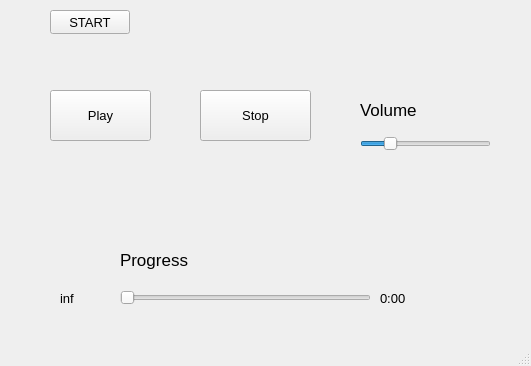
Qt form music_player/music_player.ui (yoorgoo/Metro_Music) before a commit.
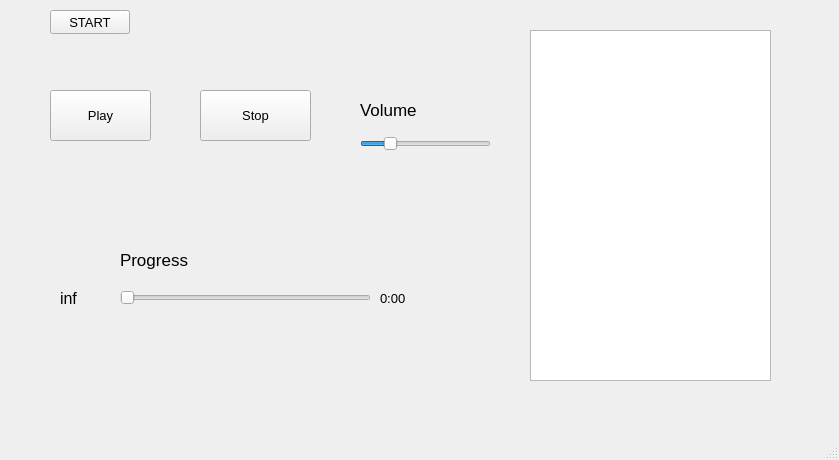
The same form after that commit.

Commit message: added listwidget and display song name when pressing start button

```diff
--- a/music_player/music_player.ui
+++ b/music_player/music_player.ui
@@ -6,8 +6,8 @@
    <rect>
     <x>0</x>
     <y>0</y>
-    <width>531</width>
-    <height>366</height>
+    <width>839</width>
+    <height>460</height>
    </rect>
   </property>
   <property name="font">
@@ -100,7 +100,7 @@
     </property>
     <property name="font">
      <font>
-      <pointsize>10</pointsize>
+      <pointsize>12</pointsize>
      </font>
     </property>
     <property name="text">
@@ -157,6 +157,16 @@
      <string>START</string>
     </property>
    </widget>
+   <widget class="QListWidget" name="listWidget">
+    <property name="geometry">
+     <rect>
+      <x>530</x>
+      <y>30</y>
+      <width>241</width>
+      <height>351</height>
+     </rect>
+    </property>
+   </widget>
   </widget>
   <widget class="QMenuBar" name="menubar">
    <property name="geometry">
```
Left out of the diff: 2 changed lines with no effect on the pictures. The commit also changes 1 other file.
